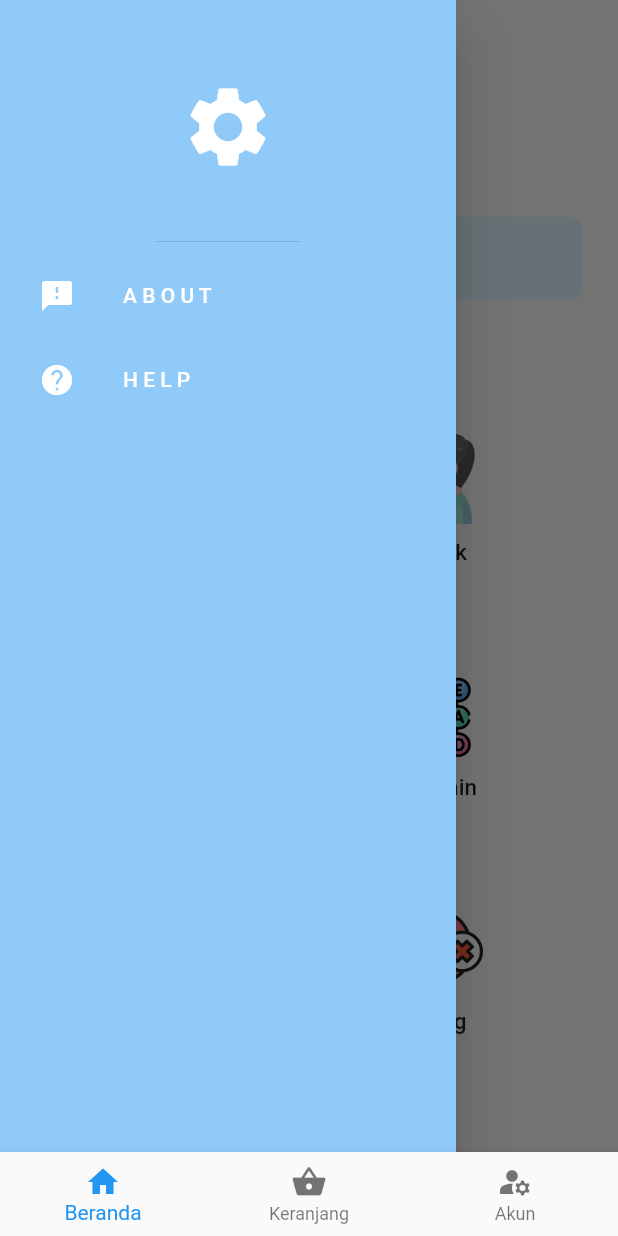
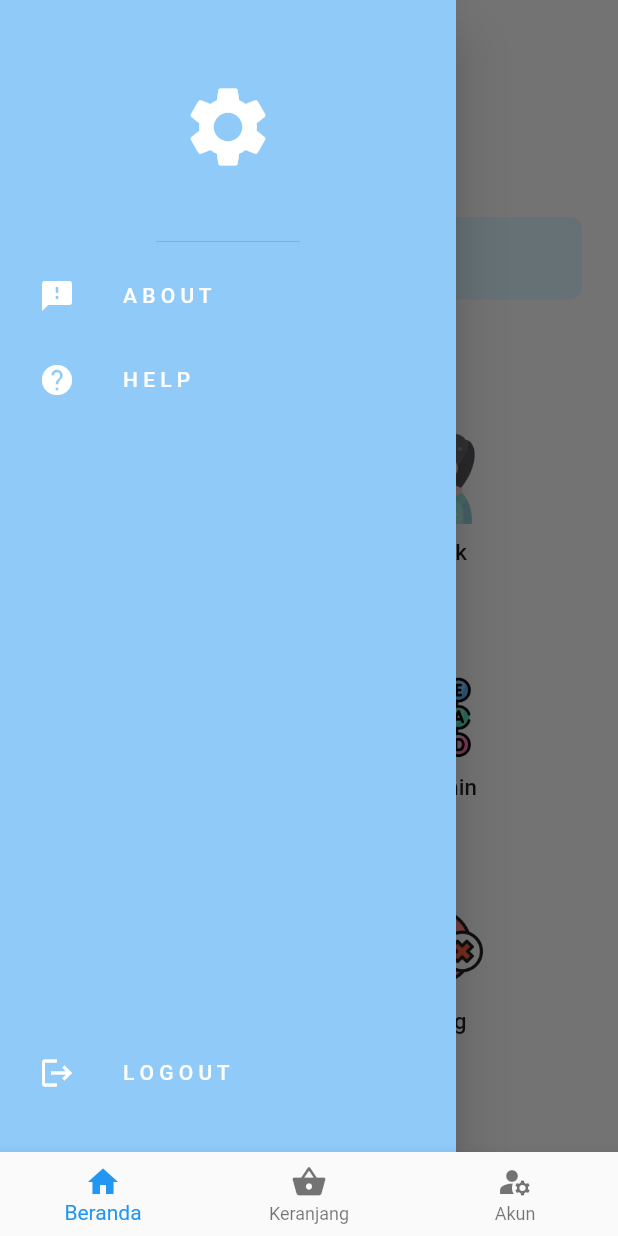
Before and after one commit to Bekicot123/Apobat, a Flutter app: the screen it shows once a user with an empty profile is signed in, with the side drawer open, on a phone screen of 412 x 824 dp. Run offline on Flutter 3.47's test engine with Material 2 defaults, Android fonts, the phone set to English and light mode, and no system bars; our stand-ins replace cloud_firestore, firebase_auth, firebase_core; accounts and stored records are empty.

Commit message:
Update Akun, drawer, Landing Page

```diff
--- a/lib/Page/Landing_Page.dart
+++ b/lib/Page/Landing_Page.dart
@@ -1,5 +1,6 @@
 import 'package:apobat/Component/CardCategory.dart';
 import 'package:apobat/Page/About.dart';
+import 'package:firebase_auth/firebase_auth.dart';
 import 'package:apobat/Page/Akun_Page.dart';
 import 'package:apobat/Page/Cart_Page.dart';
 import 'package:apobat/Page/Help.dart';
@@ -8,7 +9,7 @@ import 'package:apobat/Page/drawer.dart';
 import 'package:flutter/material.dart';
 
 class Landing_Page extends StatefulWidget {
-
+  final user = FirebaseAuth.instance.currentUser!;
   @override
   State<Landing_Page> createState() => _Landing_PageState();
 
@@ -51,12 +52,18 @@ class _Landing_PageState extends State<Landing_Page> {
     );
   }
 
+  void signUserOut() {
+    FirebaseAuth.instance.signOut();
+  }
+  final user = FirebaseAuth.instance.currentUser!;
+
   @override
   Widget build(BuildContext context) {
     return Scaffold(
       drawer: MyDrawer(
         onAboutTap: goToAboutPage,//goToAboutPage
         onHelpTap: goToHelpPage,
+        onSignOut: signUserOut,
       ),
       body: SafeArea(
         child: ListView(
--- a/lib/Page/drawer.dart
+++ b/lib/Page/drawer.dart
@@ -4,10 +4,12 @@ import 'package:flutter/material.dart';
 class MyDrawer extends StatelessWidget {
   final void Function()? onAboutTap;
   final void Function()? onHelpTap;
+  final void Function()? onSignOut;
   const MyDrawer({
     super.key,
     required this.onAboutTap,
     required this.onHelpTap,
+    required this.onSignOut,
   });
 
   @override
@@ -15,6 +17,9 @@ class MyDrawer extends StatelessWidget {
     return Drawer(
       backgroundColor: Colors.blue[200],
       child: Column(
+        mainAxisAlignment: MainAxisAlignment.spaceBetween,
+        children: [
+          Column(
             children: [
               //header
               const DrawerHeader(
@@ -38,6 +43,18 @@ class MyDrawer extends StatelessWidget {
                 text: 'H E L P',
                 onTap: onHelpTap,
               ),
+
+            ],
+          ),
+          //logout
+         Padding(
+             padding: const EdgeInsets.only(bottom: 25.0),
+           child: MyListTile(
+             icon: Icons.logout,
+             text: 'L O G O U T',
+             onTap: onSignOut,
+           ),
+         ),
         ],
       ),
     );
```
Also changed, not shown: lib/Page/Akun_Page.dart (+6 -2 lines). Lines whose indentation alone changed are shown as unchanged.
